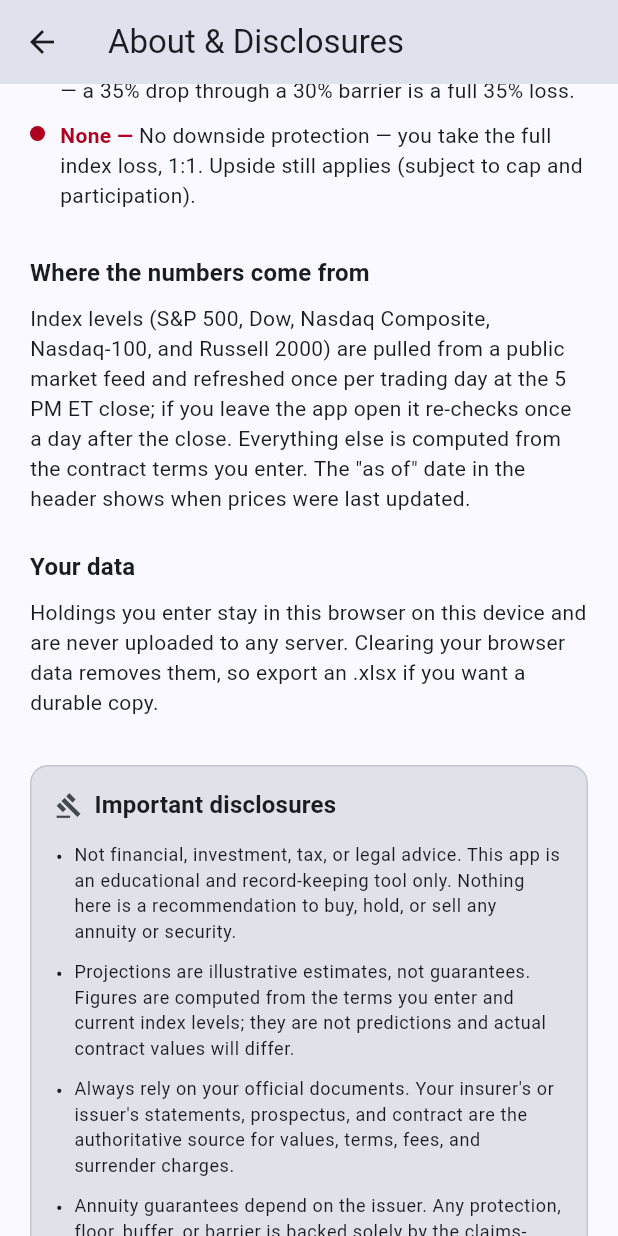
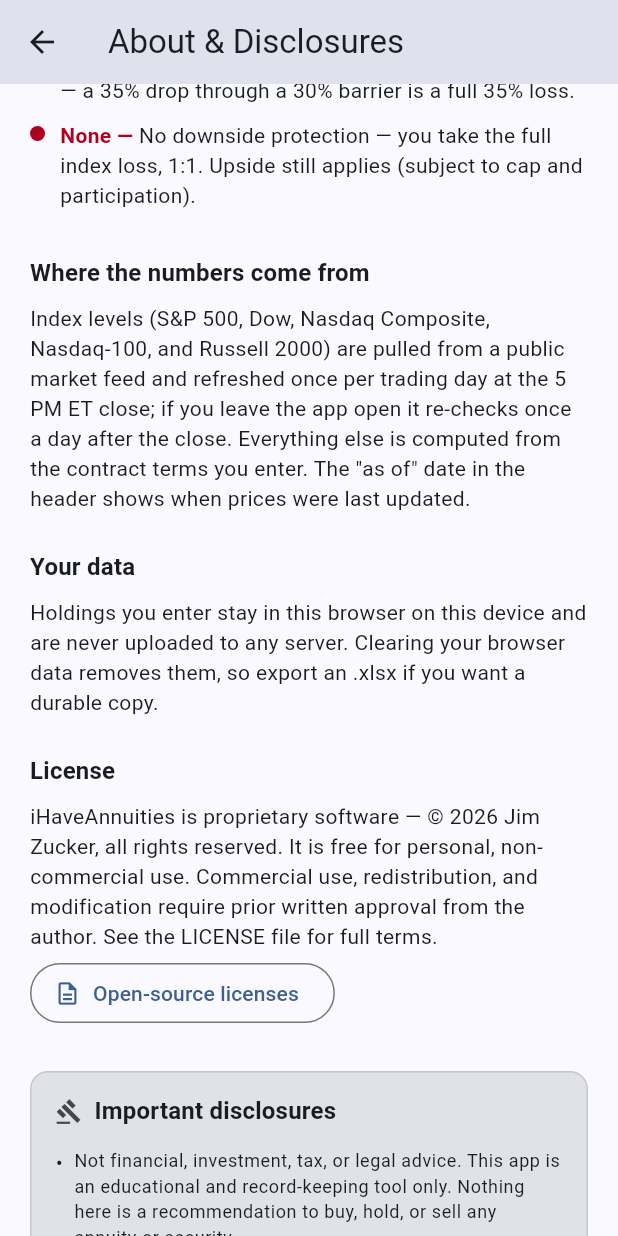
Before and after one commit to jimzucker/iHaveAnnuities, a Flutter app: the InfoPage screen opened directly, scrolled down 576 dp, on a phone screen of 412 x 824 dp. Run offline on Flutter 3.47's test engine with Material 3 defaults, Android fonts, the phone set to English and light mode, and no system bars; our stand-ins replace data_table_2, file_picker, shared_preferences, web; missing offline and left inert: cryptography, dart:js_interop, excel, file_saver; accounts and stored records are empty; network calls fail.

Commit message:
Attribution: minimal in-app licensing (standard showLicensePage)
- About page: proprietary-license statement + a single "Open-source licenses"
  button opening Flutter's standard showLicensePage over the auto-bundled
  NOTICES. Removes the custom summary/full-terms pages.
- Simplify README + licenses/README (no hand-maintained notices file).

Co-Authored-By: Claude Opus 4.8 <noreply@anthropic.com>

```diff
--- a/app/lib/ui/info_page.dart
+++ b/app/lib/ui/info_page.dart
@@ -95,17 +95,22 @@ class InfoPage extends StatelessWidget {
                     'removes them, so export an .xlsx if you want a durable copy.'),
               ]),
 
-              const SizedBox(height: 8),
-              _Disclosures(cs: cs, theme: theme),
-
-              const SizedBox(height: 24),
-              // Attribution for the open-source packages this app is built on.
-              // showLicensePage is the Flutter/cross-platform standard: a list of
-              // libraries, each with its license text, from the LicenseRegistry.
-              Center(
+              // The app's own license — the terms it is distributed under —
+              // plus the standard button to the bundled open-source notices.
+              _Section(title: 'License', children: [
+                _Para(
+                    'iHaveAnnuities is proprietary software — © 2026 Jim Zucker, '
+                    'all rights reserved. It is free for personal, non-commercial '
+                    'use. Commercial use, redistribution, and modification require '
+                    'prior written approval from the author. See the LICENSE file '
+                    'for full terms.'),
+                Align(
+                  alignment: Alignment.centerLeft,
                   child: OutlinedButton.icon(
                     icon: const Icon(Icons.description_outlined, size: 18),
                     label: const Text('Open-source licenses'),
+                    // Flutter's standard showLicensePage over the auto-bundled
+                    // NOTICES — the required third-party attribution.
                     onPressed: () => showLicensePage(
                       context: context,
                       applicationName: 'iHaveAnnuities',
@@ -115,6 +120,10 @@ class InfoPage extends StatelessWidget {
                     ),
                   ),
                 ),
+              ]),
+
+              const SizedBox(height: 8),
+              _Disclosures(cs: cs, theme: theme),
 
               const SizedBox(height: 24),
               Center(
```
Also changed, not shown: 4 other files. Lines whose indentation alone changed are shown as unchanged.
